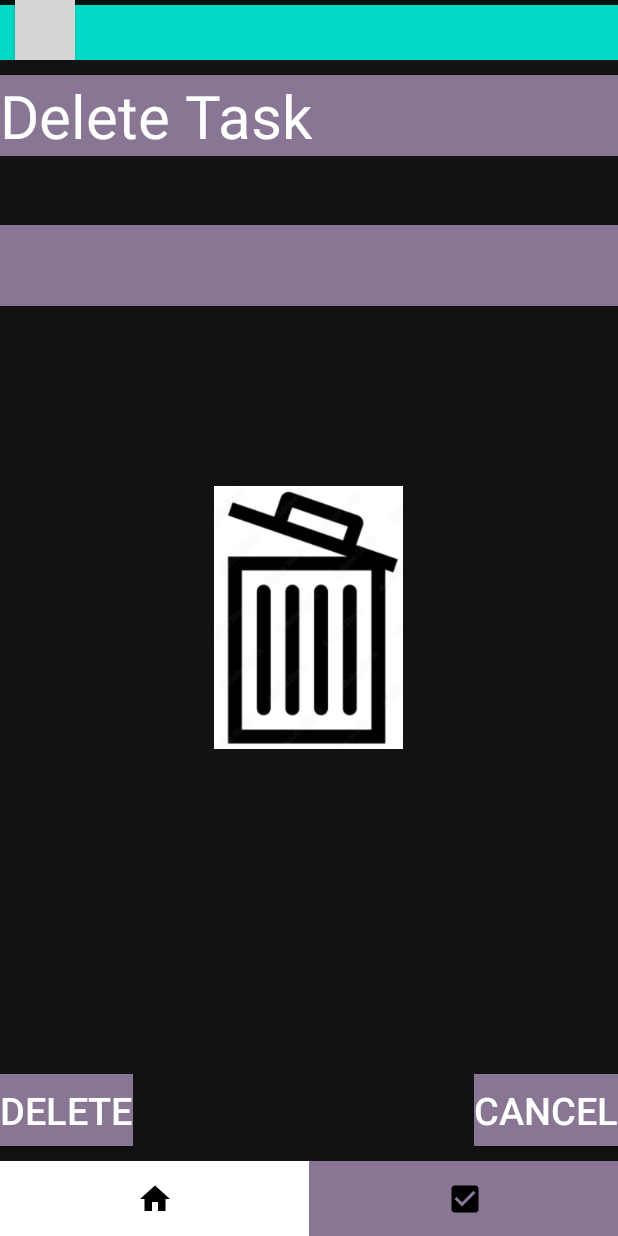
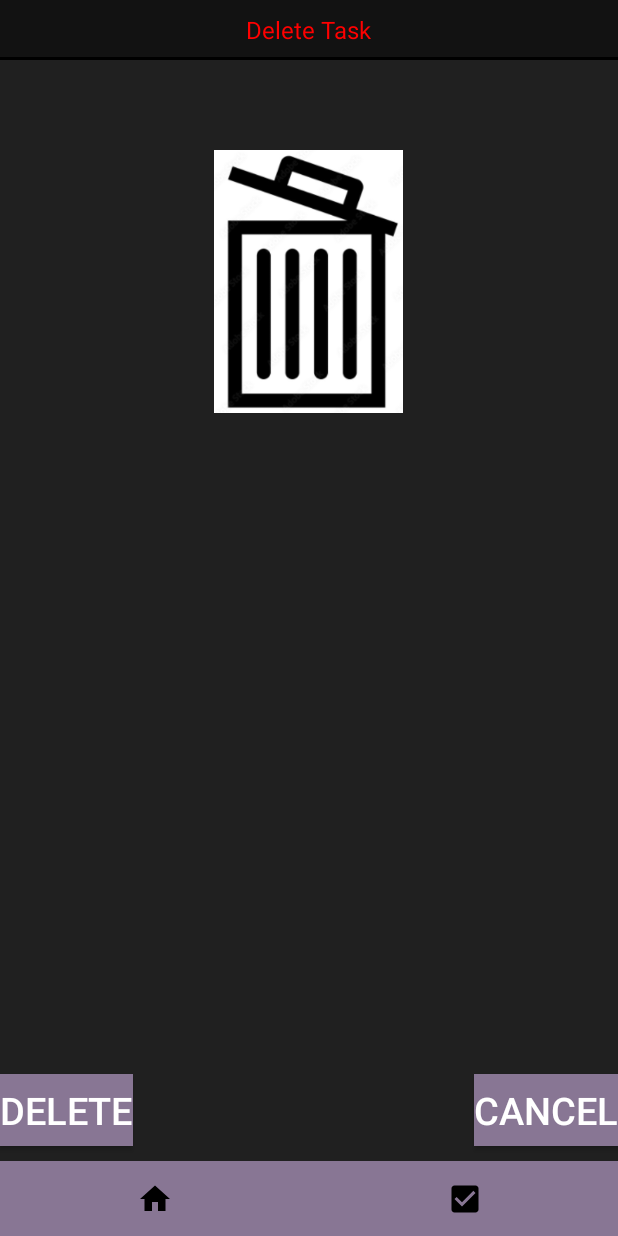
Before and after one commit to dylmcd13/AndroidTo-DoList, an Android app: the screen it shows after launch (Delete), on a phone screen of 412 x 824 dp. Run offline under Robolectric (Android 15) with nearby library versions, the phone set to English and light mode, and no system bars; grey boxes are pictures that could not be loaded.

Commit message:
Working on styling delete screen to match home

```diff
--- a/app/src/main/AndroidManifest.xml
+++ b/app/src/main/AndroidManifest.xml
@@ -10,7 +10,7 @@
         android:label="To-Do List"
         android:roundIcon="@mipmap/ic_launcher_round"
         android:supportsRtl="true"
-        android:theme="@style/Theme.AppCompat.Light.NoActionBar"
+        android:theme="@style/AppThemeDark"
 
         tools:targetApi="31">
 
--- a/app/src/main/res/anim/slide_in_left.xml
+++ b/app/src/main/res/anim/slide_in_left.xml
@@ -2,7 +2,7 @@
 
 <set xmlns:android="http://schemas.android.com/apk/res/android">
     <translate
-        android:duration="@android:integer/config_mediumAnimTime"
+        android:duration="@android:integer/config_longAnimTime"
         android:fromXDelta="-100%p"
         android:toXDelta="0" />
 </set>
--- a/app/src/main/res/anim/slide_in_right.xml
+++ b/app/src/main/res/anim/slide_in_right.xml
@@ -2,7 +2,7 @@
 
 <set xmlns:android="http://schemas.android.com/apk/res/android">
     <translate
-        android:duration="@android:integer/config_mediumAnimTime"
+        android:duration="@android:integer/config_longAnimTime"
         android:fromXDelta="100%p"
         android:toXDelta="0" />
 </set>
--- a/app/src/main/res/anim/slide_out_left.xml
+++ b/app/src/main/res/anim/slide_out_left.xml
@@ -2,7 +2,7 @@
 
 <set xmlns:android="http://schemas.android.com/apk/res/android">
     <translate
-        android:duration="@android:integer/config_mediumAnimTime"
+        android:duration="@android:integer/config_longAnimTime"
         android:fromXDelta="0"
         android:toXDelta="-100%p" />
 </set>
--- a/app/src/main/res/anim/slide_out_right.xml
+++ b/app/src/main/res/anim/slide_out_right.xml
@@ -2,7 +2,7 @@
 
 <set xmlns:android="http://schemas.android.com/apk/res/android">
     <translate
-        android:duration="@android:integer/config_mediumAnimTime"
+        android:duration="@android:integer/config_longAnimTime"
         android:fromXDelta="0"
         android:toXDelta="100%p" />
 </set>
--- a/app/src/main/res/layout/delete_task.xml
+++ b/app/src/main/res/layout/delete_task.xml
@@ -8,58 +8,47 @@
     android:orientation="vertical"
     android:theme="@style/AppThemeDark">
 
+
     <RelativeLayout
+        android:id="@+id/topBarLayout"
         android:layout_width="match_parent"
-        android:layout_height="wrap_content"
-        android:background="@color/teal_200">
+        android:layout_height="40dp"
+        android:background="@color/dark_mode_action_bar">
 
-        <Button
-            android:id="@+id/menu"
-            android:layout_width="40dp"
-            android:layout_height="40dp"
-            android:layout_marginStart="10dp"
-            android:alpha="1"
-            android:background="@drawable/ic_menu_button"
-            android:backgroundTint="#000000" />
+        <TextView
+            android:id="@+id/textView"
+            android:layout_width="wrap_content"
+            android:layout_height="wrap_content"
+            android:layout_centerInParent="true"
+            android:background="#00FFFFFF"
+            android:text="@string/delete_task"
+            android:textAllCaps="false"
+            android:textColor="#FF0000"
+            android:textSize="16sp" />
+
+        <View
+            android:layout_width="wrap_content"
+            android:layout_height="2dp"
+            android:layout_alignParentBottom="true"
+            android:backgroundTint="@color/black" />
 
     </RelativeLayout>
 
-    <View
-        android:id="@+id/divider4"
-        android:layout_width="match_parent"
-        android:layout_height="3dp"
-        android:alpha=".7"
-        android:background="?android:attr/fastScrollThumbDrawable"
-        android:backgroundTint="#000000" />
-
     <TextView
-        android:id="@+id/textView9"
-        android:layout_width="match_parent"
+        android:id="@+id/nameOfTask"
+        android:layout_width="wrap_content"
         android:layout_height="wrap_content"
-        android:layout_marginTop="50sp"
-        android:text="@string/delete_task"
-        android:textColor="@color/white"
-        android:background="@color/dusty_purple"
-        android:textSize="40sp" />
-
-
-    <EditText
-        android:id="@+id/nameOfTask"
-        android:layout_height="wrap_content"
-        android:layout_width="match_parent"
-        android:inputType="text"
-        android:text="@string/name_task"
-        android:textColor="@color/white"
-        android:layout_marginTop="150sp"
-        android:background="@color/dusty_purple"
-        android:textSize="40sp"/>
+        android:layout_centerInParent="true"
+        android:text="TextView" />
 
     <ImageView
         android:layout_width="175sp"
         android:layout_height="175sp"
+        android:layout_alignParentBottom="false"
         android:layout_centerHorizontal="true"
-        android:layout_centerVertical="true"
-        android:src="@drawable/delete_sign"/>
+        android:layout_centerVertical="false"
+        android:layout_marginTop="100dp"
+        android:src="@drawable/delete_sign" />
     <Button
         android:layout_width="wrap_content"
         android:layout_height="wrap_content"
@@ -84,21 +73,22 @@
         android:textColor="@color/white"/>
 
     <LinearLayout
-        xmlns:android="http://schemas.android.com/apk/res/android"
         android:layout_height="wrap_content"
         android:layout_alignParentLeft="true"
         android:layout_alignParentBottom="true"
         android:layout_width="fill_parent"
         android:orientation="horizontal"
         android:weightSum="1.0">
-    <ImageButton
-        android:layout_weight="0.5"
-        android:layout_height="50sp"
-        android:id="@+id/home_button"
-        android:layout_marginBottom="0sp"
-        android:background="@color/white"
-        android:src="@drawable/ic_baseline_home_24"
-        android:textColor="@color/white" android:layout_width="0dip"/>
+
+        <ImageButton
+            android:id="@+id/home_button"
+            android:layout_width="0dip"
+            android:layout_height="50sp"
+            android:layout_marginBottom="0sp"
+            android:layout_weight="0.5"
+            android:background="@color/dusty_purple"
+            android:src="@drawable/ic_baseline_home_24"
+            android:textColor="@color/white" />
 
         <ImageButton
             android:layout_weight="0.5"
@@ -112,14 +102,4 @@
     </LinearLayout>
 
 
-
-
-    <View
-        android:id="@+id/divider2"
-        android:layout_width="match_parent"
-        android:layout_height="3dp"
-        android:alpha=".7"
-        android:background="?android:attr/fastScrollThumbDrawable"
-        android:backgroundTint="#000000" />
-
 </RelativeLayout>
--- a/app/src/main/res/values/colors.xml
+++ b/app/src/main/res/values/colors.xml
@@ -9,6 +9,7 @@
     <color name="white">#FFFFFFFF</color>
     <color name="red">#FF0000</color>
     <color name="dusty_purple">#887694</color>
-    <color name="dark_mode_background">#121212</color>
+    <color name="dark_mode_background">#202020</color>
+    <color name="dark_mode_action_bar">#121212</color>
     <color name="blank_edit_text_view">#00FFFFFF</color>
 </resources>
--- a/app/src/main/res/values/styles.xml
+++ b/app/src/main/res/values/styles.xml
@@ -3,13 +3,13 @@
     <style name="AppTheme" parent="Theme.AppCompat.Light.NoActionBar">
         <item name="android:textColor">@color/black</item>
         <item name="android:background">@color/white</item>
-        <item name="android:statusBarColor">@color/white</item>
+        <item name="android:statusBarColor">@color/black</item>
     </style>
 
     <style name="AppThemeDark" parent="Theme.AppCompat.DayNight.NoActionBar">
         <item name="android:textColor">@color/white</item>
         <item name="android:background">@color/dark_mode_background</item>
-        <item name="android:statusBarColor">@color/dark_mode_background</item>
+        <item name="android:statusBarColor">@color/dark_mode_action_bar</item>
         <item name="android:buttonTint">@color/white</item>
     </style>
 
--- a/app/src/main/res/values/themes.xml
+++ b/app/src/main/res/values/themes.xml
@@ -1,6 +1,6 @@
 <resources xmlns:tools="http://schemas.android.com/tools">
     <!-- Base application theme. -->
-    <style name="Theme.TODOList" parent="Theme.MaterialComponents.DayNight.DarkActionBar">
+    <style name="Theme.TODOList" parent="Theme.MaterialComponents.DayNight.NoActionBar">
         <!-- Primary brand color. -->
         <item name="colorPrimary">@color/purple_500</item>
         <item name="colorPrimaryVariant">@color/purple_700</item>
@@ -10,7 +10,7 @@
         <item name="colorSecondaryVariant">@color/teal_700</item>
         <item name="colorOnSecondary">@color/black</item>
         <!-- Status bar color. -->
-        <item name="android:statusBarColor">?attr/colorAccent</item>
+        <item name="android:statusBarColor">@color/dark_mode_action_bar</item>
         <!-- Customize your theme here. -->
     </style>
 </resources>
```
Also changed, not shown: app/src/main/java/com/example/to_dolist/Delete.java (+21 -5 lines), app/src/main/java/com/example/to_dolist/MainActivity.java (+34 -9 lines), app/src/main/res/drawable/strikethrough.xml (added, +8 -0 lines), app/src/main/res/layout/activity_main.xml (+58 -23 lines).
